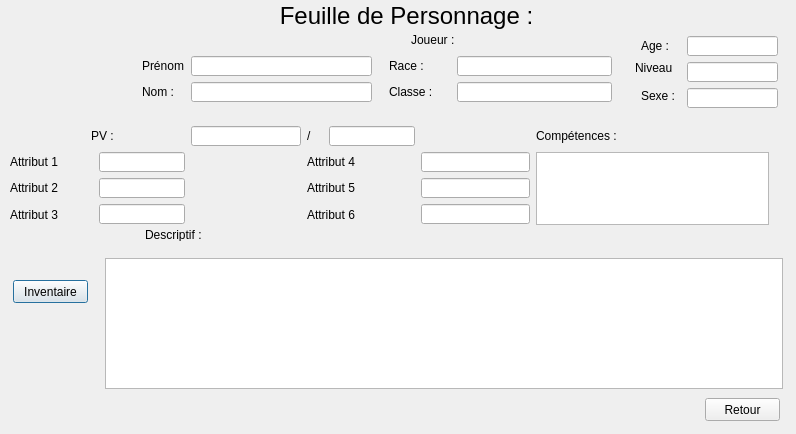
Old version of the form fenetre/formNouveauPersonnage.ui in the repository helarion/Application-JDR.
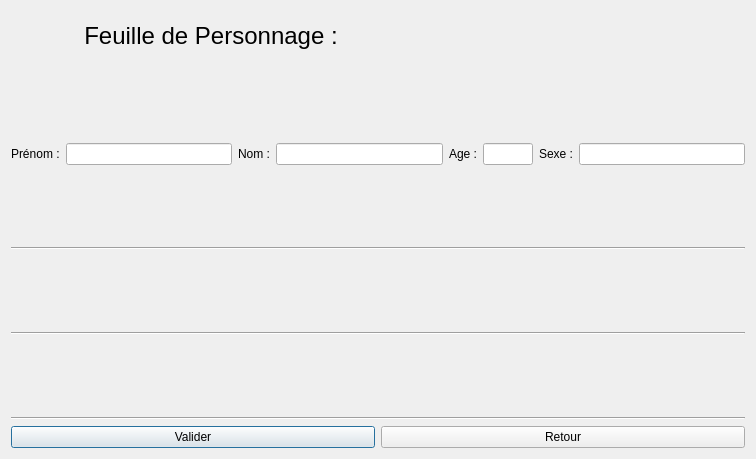
New version of the form.

Diff of the .ui file:
```diff
--- a/fenetre/formNouveauPersonnage.ui
+++ b/fenetre/formNouveauPersonnage.ui
@@ -6,493 +6,155 @@
    <rect>
     <x>0</x>
     <y>0</y>
-    <width>796</width>
-    <height>434</height>
+    <width>756</width>
+    <height>459</height>
    </rect>
   </property>
   <property name="windowTitle">
    <string>Dialog</string>
   </property>
-  <widget class="QLineEdit" name="Attribut_5Edit">
-   <property name="geometry">
-    <rect>
-     <x>421</x>
-     <y>178</y>
-     <width>109</width>
-     <height>20</height>
-    </rect>
-   </property>
-  </widget>
-  <widget class="QLineEdit" name="RaceEdit">
-   <property name="geometry">
-    <rect>
-     <x>457</x>
-     <y>56</y>
-     <width>155</width>
-     <height>20</height>
-    </rect>
-   </property>
-  </widget>
-  <widget class="QLineEdit" name="NomEdit">
-   <property name="geometry">
-    <rect>
-     <x>191</x>
-     <y>82</y>
-     <width>181</width>
-     <height>20</height>
-    </rect>
-   </property>
-  </widget>
-  <widget class="QLineEdit" name="Attribut_4Edit">
-   <property name="geometry">
-    <rect>
-     <x>421</x>
-     <y>152</y>
-     <width>109</width>
-     <height>20</height>
-    </rect>
-   </property>
-  </widget>
-  <widget class="QLabel" name="Attribut_3Label">
-   <property name="geometry">
-    <rect>
-     <x>10</x>
-     <y>204</y>
-     <width>75</width>
-     <height>21</height>
-    </rect>
-   </property>
-   <property name="text">
-    <string>Attribut 3</string>
-   </property>
-  </widget>
-  <widget class="QLabel" name="label_8">
-   <property name="geometry">
-    <rect>
-     <x>389</x>
-     <y>82</y>
-     <width>62</width>
-     <height>20</height>
-    </rect>
-   </property>
-   <property name="text">
-    <string>Classe :</string>
-   </property>
-  </widget>
-  <widget class="QLabel" name="Attribut_6Label">
-   <property name="geometry">
-    <rect>
-     <x>307</x>
-     <y>204</y>
-     <width>108</width>
-     <height>21</height>
-    </rect>
-   </property>
-   <property name="text">
-    <string>Attribut 6</string>
-   </property>
-  </widget>
-  <widget class="QLabel" name="label_24">
-   <property name="geometry">
-    <rect>
-     <x>10</x>
-     <y>107</y>
-     <width>759</width>
-     <height>13</height>
-    </rect>
-   </property>
-   <property name="text">
-    <string>______________________________________________________________________________</string>
-   </property>
-   <property name="alignment">
-    <set>Qt::AlignCenter</set>
-   </property>
-  </widget>
-  <widget class="QLineEdit" name="AgeEdit">
-   <property name="geometry">
-    <rect>
-     <x>687</x>
-     <y>36</y>
-     <width>91</width>
-     <height>20</height>
-    </rect>
-   </property>
-  </widget>
-  <widget class="QLabel" name="ImagePerosnnageLabel">
-   <property name="geometry">
-    <rect>
-     <x>15</x>
-     <y>8</y>
-     <width>111</width>
-     <height>111</height>
-    </rect>
-   </property>
-   <property name="text">
-    <string/>
-   </property>
-  </widget>
-  <widget class="QLabel" name="Attribut_1Label">
-   <property name="geometry">
-    <rect>
-     <x>10</x>
-     <y>152</y>
-     <width>83</width>
-     <height>20</height>
-    </rect>
-   </property>
-   <property name="text">
-    <string>Attribut 1</string>
-   </property>
-  </widget>
-  <widget class="QLabel" name="label_11">
-   <property name="geometry">
-    <rect>
-     <x>536</x>
-     <y>126</y>
-     <width>233</width>
-     <height>20</height>
-    </rect>
-   </property>
-   <property name="text">
-    <string>Compétences :</string>
-   </property>
-  </widget>
-  <widget class="QLabel" name="label_16">
-   <property name="geometry">
-    <rect>
-     <x>307</x>
-     <y>126</y>
-     <width>16</width>
-     <height>20</height>
-    </rect>
-   </property>
-   <property name="text">
-    <string>/</string>
-   </property>
-  </widget>
-  <widget class="QLabel" name="label_20">
-   <property name="geometry">
-    <rect>
-     <x>635</x>
-     <y>58</y>
-     <width>40</width>
-     <height>20</height>
-    </rect>
-   </property>
-   <property name="text">
-    <string>Niveau :</string>
-   </property>
-  </widget>
-  <widget class="QLabel" name="label_9">
-   <property name="geometry">
-    <rect>
-     <x>142</x>
-     <y>56</y>
-     <width>43</width>
-     <height>20</height>
-    </rect>
-   </property>
-   <property name="text">
-    <string>Prénom :</string>
-   </property>
-  </widget>
-  <widget class="QLineEdit" name="PVactuelEdit">
-   <property name="geometry">
-    <rect>
-     <x>191</x>
-     <y>126</y>
-     <width>110</width>
-     <height>20</height>
-    </rect>
-   </property>
-  </widget>
-  <widget class="QLabel" name="label_23">
-   <property name="geometry">
-    <rect>
-     <x>641</x>
-     <y>36</y>
-     <width>40</width>
-     <height>20</height>
-    </rect>
-   </property>
-   <property name="text">
-    <string>Age :</string>
-   </property>
-  </widget>
-  <widget class="QListWidget" name="CompetenceList">
-   <property name="geometry">
-    <rect>
-     <x>536</x>
-     <y>152</y>
-     <width>233</width>
-     <height>73</height>
-    </rect>
-   </property>
-  </widget>
-  <widget class="QLineEdit" name="NiveauEdit">
-   <property name="geometry">
-    <rect>
-     <x>687</x>
-     <y>62</y>
-     <width>91</width>
-     <height>20</height>
-    </rect>
-   </property>
-  </widget>
-  <widget class="QLineEdit" name="PVmaxEdit">
-   <property name="geometry">
-    <rect>
-     <x>329</x>
-     <y>126</y>
-     <width>86</width>
-     <height>20</height>
-    </rect>
-   </property>
-  </widget>
-  <widget class="QLabel" name="label_18">
-   <property name="geometry">
-    <rect>
-     <x>641</x>
-     <y>86</y>
-     <width>40</width>
-     <height>20</height>
-    </rect>
-   </property>
-   <property name="text">
-    <string>Sexe :</string>
-   </property>
-  </widget>
-  <widget class="QPushButton" name="InventaireButton">
-   <property name="geometry">
-    <rect>
-     <x>13</x>
-     <y>280</y>
-     <width>75</width>
-     <height>23</height>
-    </rect>
-   </property>
-   <property name="text">
-    <string>Inventaire</string>
-   </property>
-  </widget>
-  <widget class="QTextEdit" name="DescriptifEdit">
-   <property name="geometry">
-    <rect>
-     <x>105</x>
-     <y>258</y>
-     <width>678</width>
-     <height>131</height>
-    </rect>
-   </property>
-  </widget>
-  <widget class="QLabel" name="Attribut_4Label">
-   <property name="geometry">
-    <rect>
-     <x>307</x>
-     <y>152</y>
-     <width>108</width>
-     <height>20</height>
-    </rect>
-   </property>
-   <property name="text">
-    <string>Attribut 4</string>
-   </property>
-  </widget>
-  <widget class="QLabel" name="SanteLabel">
-   <property name="geometry">
-    <rect>
-     <x>91</x>
-     <y>126</y>
-     <width>94</width>
-     <height>20</height>
-    </rect>
-   </property>
-   <property name="text">
-    <string>PV :</string>
-   </property>
-  </widget>
-  <widget class="QLabel" name="label_7">
-   <property name="geometry">
-    <rect>
-     <x>411</x>
-     <y>30</y>
-     <width>201</width>
-     <height>20</height>
-    </rect>
-   </property>
-   <property name="text">
-    <string>Joueur :</string>
-   </property>
-  </widget>
-  <widget class="QLineEdit" name="Attribut_3Edit">
-   <property name="geometry">
-    <rect>
-     <x>99</x>
-     <y>204</y>
-     <width>86</width>
-     <height>20</height>
-    </rect>
-   </property>
-  </widget>
-  <widget class="QLineEdit" name="ClasseEdit">
-   <property name="geometry">
-    <rect>
-     <x>457</x>
-     <y>82</y>
-     <width>155</width>
-     <height>20</height>
-    </rect>
-   </property>
-  </widget>
-  <widget class="QLabel" name="Attribut_2Label">
-   <property name="geometry">
-    <rect>
-     <x>10</x>
-     <y>178</y>
-     <width>75</width>
-     <height>20</height>
-    </rect>
-   </property>
-   <property name="text">
-    <string>Attribut 2 </string>
-   </property>
-  </widget>
-  <widget class="QLineEdit" name="PrenomPersonnageEdit">
-   <property name="geometry">
-    <rect>
-     <x>191</x>
-     <y>56</y>
-     <width>181</width>
-     <height>20</height>
-    </rect>
-   </property>
-  </widget>
-  <widget class="QLineEdit" name="SexeEdit">
-   <property name="geometry">
-    <rect>
-     <x>687</x>
-     <y>88</y>
-     <width>91</width>
-     <height>20</height>
-    </rect>
-   </property>
-  </widget>
-  <widget class="QLabel" name="label">
-   <property name="geometry">
-    <rect>
-     <x>231</x>
-     <y>0</y>
-     <width>351</width>
-     <height>31</height>
-    </rect>
-   </property>
-   <property name="font">
-    <font>
-     <pointsize>18</pointsize>
-    </font>
-   </property>
-   <property name="text">
-    <string>Feuille de Personnage :</string>
-   </property>
-   <property name="alignment">
-    <set>Qt::AlignCenter</set>
-   </property>
-  </widget>
-  <widget class="QPushButton" name="retourButton">
-   <property name="geometry">
-    <rect>
-     <x>705</x>
-     <y>398</y>
-     <width>75</width>
-     <height>23</height>
-    </rect>
-   </property>
-   <property name="text">
-    <string>Retour</string>
-   </property>
-  </widget>
-  <widget class="QLabel" name="label_12">
-   <property name="geometry">
-    <rect>
-     <x>142</x>
-     <y>82</y>
-     <width>43</width>
-     <height>20</height>
-    </rect>
-   </property>
-   <property name="text">
-    <string>Nom :</string>
-   </property>
-  </widget>
-  <widget class="QLabel" name="label_19">
-   <property name="geometry">
-    <rect>
-     <x>145</x>
-     <y>228</y>
-     <width>155</width>
-     <height>13</height>
-    </rect>
-   </property>
-   <property name="text">
-    <string>Descriptif :</string>
-   </property>
-  </widget>
-  <widget class="QLineEdit" name="Attribut_1Edit">
-   <property name="geometry">
-    <rect>
-     <x>99</x>
-     <y>152</y>
-     <width>86</width>
-     <height>20</height>
-    </rect>
-   </property>
-  </widget>
-  <widget class="QLineEdit" name="Attribut_2Edit">
-   <property name="geometry">
-    <rect>
-     <x>99</x>
-     <y>178</y>
-     <width>86</width>
-     <height>20</height>
-    </rect>
-   </property>
-  </widget>
-  <widget class="QLabel" name="Attribut_5Label">
-   <property name="geometry">
-    <rect>
-     <x>307</x>
-     <y>178</y>
-     <width>108</width>
-     <height>20</height>
-    </rect>
-   </property>
-   <property name="text">
-    <string>Attribut 5</string>
-   </property>
-  </widget>
-  <widget class="QLineEdit" name="Attribut_6Edit">
-   <property name="geometry">
-    <rect>
-     <x>421</x>
-     <y>204</y>
-     <width>109</width>
-     <height>20</height>
-    </rect>
-   </property>
-  </widget>
-  <widget class="QLabel" name="label_22">
-   <property name="geometry">
-    <rect>
-     <x>389</x>
-     <y>56</y>
-     <width>62</width>
-     <height>20</height>
-    </rect>
-   </property>
-   <property name="text">
-    <string>Race :</string>
-   </property>
-  </widget>
+  <layout class="QVBoxLayout" name="verticalLayout">
+   <item>
+    <widget class="QLabel" name="label">
+     <property name="maximumSize">
+      <size>
+       <width>400</width>
+       <height>50</height>
+      </size>
+     </property>
+     <property name="font">
+      <font>
+       <pointsize>18</pointsize>
+      </font>
+     </property>
+     <property name="text">
+      <string>Feuille de Personnage :</string>
+     </property>
+     <property name="alignment">
+      <set>Qt::AlignCenter</set>
+     </property>
+    </widget>
+   </item>
+   <item>
+    <layout class="QVBoxLayout" name="verticalLayout_2">
+     <property name="topMargin">
+      <number>0</number>
+     </property>
+     <item>
+      <layout class="QHBoxLayout" name="informationsLayout">
+       <property name="topMargin">
+        <number>0</number>
+       </property>
+       <property name="rightMargin">
+        <number>0</number>
+       </property>
+       <item>
+        <widget class="QLabel" name="label_9">
+         <property name="text">
+          <string>Prénom :</string>
+         </property>
+        </widget>
+       </item>
+       <item>
+        <widget class="QLineEdit" name="prenom"/>
+       </item>
+       <item>
+        <widget class="QLabel" name="label_12">
+         <property name="text">
+          <string>Nom :</string>
+         </property>
+        </widget>
+       </item>
+       <item>
+        <widget class="QLineEdit" name="nom"/>
+       </item>
+       <item>
+        <widget class="QLabel" name="label_23">
+         <property name="text">
+          <string>Age :</string>
+         </property>
+        </widget>
+       </item>
+       <item>
+        <widget class="QLineEdit" name="age">
+         <property name="maximumSize">
+          <size>
+           <width>50</width>
+           <height>16777215</height>
+          </size>
+         </property>
+        </widget>
+       </item>
+       <item>
+        <widget class="QLabel" name="label_18">
+         <property name="text">
+          <string>Sexe :</string>
+         </property>
+        </widget>
+       </item>
+       <item>
+        <widget class="QLineEdit" name="sexe"/>
+       </item>
+      </layout>
+     </item>
+     <item>
+      <widget class="Line" name="line">
+       <property name="orientation">
+        <enum>Qt::Horizontal</enum>
+       </property>
+      </widget>
+     </item>
+     <item>
+      <layout class="QHBoxLayout" name="valeurLayout"/>
+     </item>
+     <item>
+      <widget class="Line" name="line_2">
+       <property name="orientation">
+        <enum>Qt::Horizontal</enum>
+       </property>
+      </widget>
+     </item>
+     <item>
+      <layout class="QHBoxLayout" name="attributLayout">
+       <property name="topMargin">
+        <number>0</number>
+       </property>
+      </layout>
+     </item>
+    </layout>
+   </item>
+   <item>
+    <widget class="Line" name="line_3">
+     <property name="orientation">
+      <enum>Qt::Horizontal</enum>
+     </property>
+    </widget>
+   </item>
+   <item>
+    <layout class="QGridLayout" name="competenceLayout"/>
+   </item>
+   <item>
+    <layout class="QVBoxLayout" name="textLayout"/>
+   </item>
+   <item>
+    <layout class="QHBoxLayout" name="horizontalLayout_3">
+     <item>
+      <widget class="QPushButton" name="creerButton">
+       <property name="text">
+        <string>Valider</string>
+       </property>
+      </widget>
+     </item>
+     <item>
+      <widget class="QPushButton" name="retourButton">
+       <property name="text">
+        <string>Retour</string>
+       </property>
+      </widget>
+     </item>
+    </layout>
+   </item>
+  </layout>
  </widget>
  <resources/>
  <connections>
```
